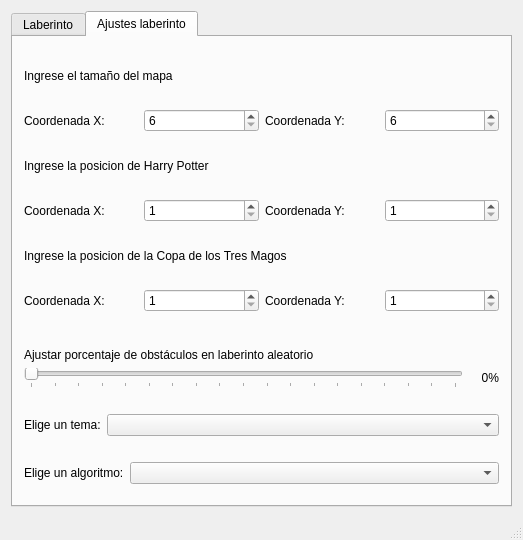
Rafaherrero/ia, file Implementación Gráfica 1/hp_mdl/ventanaprincipal.ui: the form before one commit.
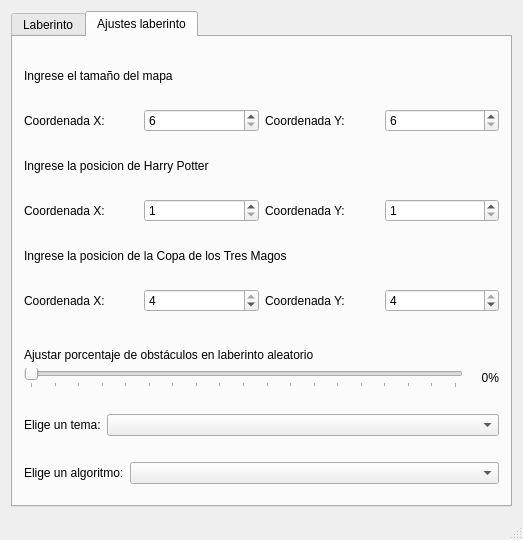
The form after the commit.

Diff of the .ui file:
```diff
--- a/Implementación Gráfica 1/hp_mdl/ventanaprincipal.ui
+++ b/Implementación Gráfica 1/hp_mdl/ventanaprincipal.ui
@@ -448,6 +448,9 @@
                   <property name="maximum">
                    <number>4</number>
                   </property>
+                  <property name="value">
+                   <number>4</number>
+                  </property>
                  </widget>
                 </item>
                 <item>
@@ -465,6 +468,9 @@
                   <property name="maximum">
                    <number>4</number>
                   </property>
+                  <property name="value">
+                   <number>4</number>
+                  </property>
                  </widget>
                 </item>
                </layout>
```
